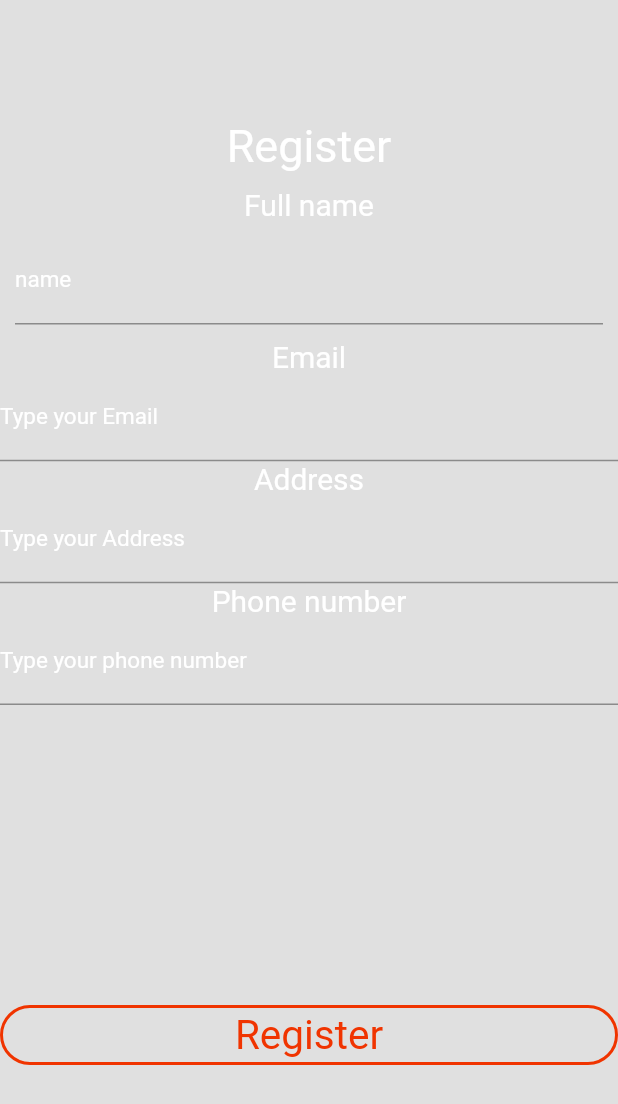
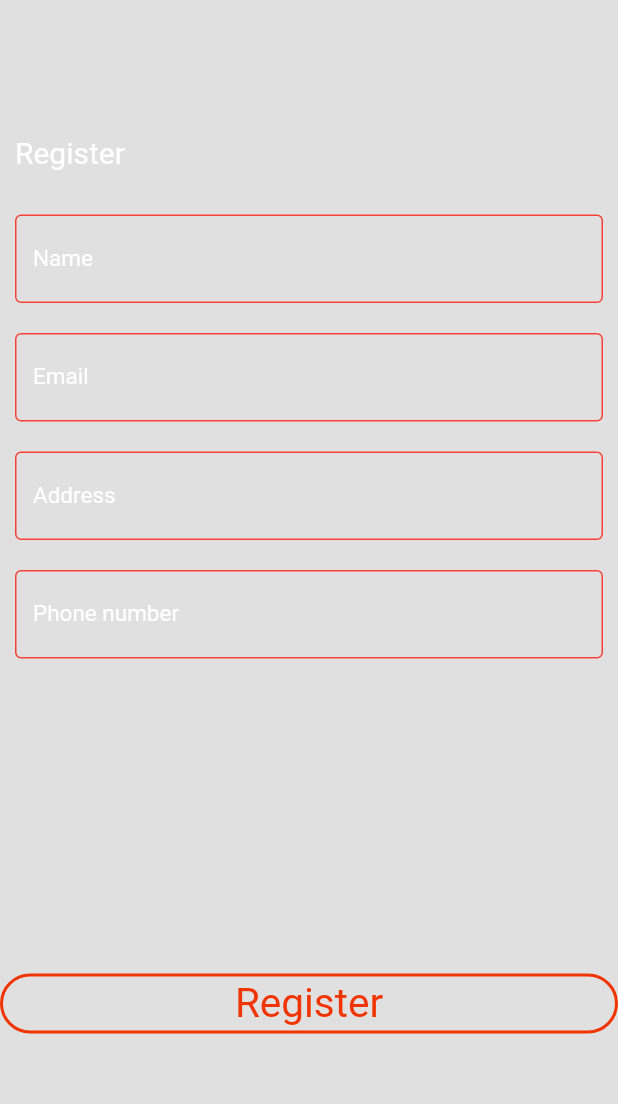
Before and after one commit to yeabseras7/Cinema_Flutter_App, a Flutter app: the Register screen opened directly, after a tap on "Register", on a phone screen of 412 x 824 dp. Shown: the top 1104 px of the screen. Run offline on Flutter 3.47's test engine with Material 2 defaults, Android fonts, the light colour scheme and no system bars; drawn by our look-alikes of getwidget; our stand-ins replace animated_splash_screen, google_fonts.

Commit message:
Register done

```diff
--- a/lib/register.dart
+++ b/lib/register.dart
@@ -14,60 +14,82 @@ class Register extends StatelessWidget {
       body: SafeArea(
         child: Column(
           children: [
-            SizedBox(height: 80),
-            Text(
+            const SizedBox(height: 80),
+            Container(
+                alignment: Alignment.topLeft,
+                padding: const EdgeInsets.all(10),
+                child: const Text(
                   'Register',
-              style: TextStyle(fontSize: 30, color: Colors.white),
-            ),
-            SizedBox(
+                  style: TextStyle(fontSize: 20, color: Colors.white),
+                )),
+            const SizedBox(
               height: 10,
             ),
-            Text(
-              'Full name',
-              style: TextStyle(color: Colors.white, fontSize: 20),
+            Container(
+              padding: const EdgeInsets.all(10),
+              child: TextFormField(
+                style: const TextStyle(color: Colors.white),
+                obscureText: true,
+                decoration: const InputDecoration(
+                  border: UnderlineInputBorder(),
+                  labelText: 'Name',
+                  labelStyle: TextStyle(color: Colors.white, fontSize: 15),
+                  enabledBorder: OutlineInputBorder(
+                      borderSide: BorderSide(color: Colors.red)),
+                  focusedBorder: OutlineInputBorder(
+                      borderSide: BorderSide(color: Colors.red)),
+                ),
+              ),
             ),
             Container(
-              padding: EdgeInsets.all(10),
+              padding: const EdgeInsets.all(10),
               child: TextFormField(
-                style: TextStyle(color: Colors.white),
+                style: const TextStyle(color: Colors.white),
                 obscureText: true,
-                decoration: InputDecoration(
+                decoration: const InputDecoration(
                   border: UnderlineInputBorder(),
-                    labelText: 'name',
-                    labelStyle: TextStyle(color: Colors.white, fontSize: 15)),
+                  labelText: 'Email',
+                  labelStyle: TextStyle(color: Colors.white, fontSize: 15),
+                  enabledBorder: OutlineInputBorder(
+                      borderSide: BorderSide(color: Colors.red)),
+                  focusedBorder: OutlineInputBorder(
+                      borderSide: BorderSide(color: Colors.red)),
                 ),
               ),
-            Text(
-              'Email',
-              style: TextStyle(color: Colors.white, fontSize: 20),
             ),
-            TextFormField(
+            Container(
+              padding: const EdgeInsets.all(10),
+              child: TextFormField(
+                style: const TextStyle(color: Colors.white),
+                obscureText: true,
                 decoration: const InputDecoration(
                   border: UnderlineInputBorder(),
-                  labelText: 'Type your Email',
-                  labelStyle: TextStyle(color: Colors.white, fontSize: 15)),
+                  labelText: 'Address',
+                  labelStyle: TextStyle(color: Colors.white, fontSize: 15),
+                  enabledBorder: OutlineInputBorder(
+                      borderSide: BorderSide(color: Colors.red)),
+                  focusedBorder: OutlineInputBorder(
+                      borderSide: BorderSide(color: Colors.red)),
                 ),
-            Text(
-              'Address',
-              style: TextStyle(color: Colors.white, fontSize: 20),
               ),
-            TextFormField(
+            ),
+            Container(
+              padding: const EdgeInsets.all(10),
+              child: TextFormField(
+                style: const TextStyle(color: Colors.white),
+                obscureText: true,
                 decoration: const InputDecoration(
                   border: UnderlineInputBorder(),
-                  labelText: 'Type your Address',
-                  labelStyle: TextStyle(color: Colors.white, fontSize: 15)),
+                  labelText: 'Phone number',
+                  labelStyle: TextStyle(color: Colors.white, fontSize: 15),
+                  enabledBorder: OutlineInputBorder(
+                      borderSide: BorderSide(color: Colors.red)),
+                  focusedBorder: OutlineInputBorder(
+                      borderSide: BorderSide(color: Colors.red)),
                 ),
-            Text(
-              'Phone number',
-              style: TextStyle(color: Colors.white, fontSize: 20),
               ),
-            TextFormField(
-              decoration: const InputDecoration(
-                  border: UnderlineInputBorder(),
-                  labelText: 'Type your phone number',
-                  labelStyle: TextStyle(color: Colors.white, fontSize: 15)),
             ),
-            SizedBox(
+            const SizedBox(
               height: 200,
             ),
             Row(
@@ -75,21 +97,20 @@ class Register extends StatelessWidget {
                 Expanded(
                   child: GFButton(
                     color: Constants.primaryColor,
-                    child: Text(
-                      'Register',
-                      style: TextStyle(fontSize: 27),
-                    ),
                     shape: GFButtonShape.pills,
                     blockButton: true,
                     type: GFButtonType.outline2x,
                     fullWidthButton: true,
                     onPressed: () {
-                      Navigator.push(
-                        context,
-                        MaterialPageRoute(
-                            builder: (context) => const Register()),
-                      );
+                      //   Navigator.push(
+                      //     context,
+                      //     MaterialPageRoute(builder: (context) => const Home()),
+                      //   );
                     },
+                    child: const Text(
+                      'Register',
+                      style: TextStyle(fontSize: 27),
+                    ),
                   ),
                 ),
               ],
```
Lines whose indentation alone changed are shown as unchanged.
